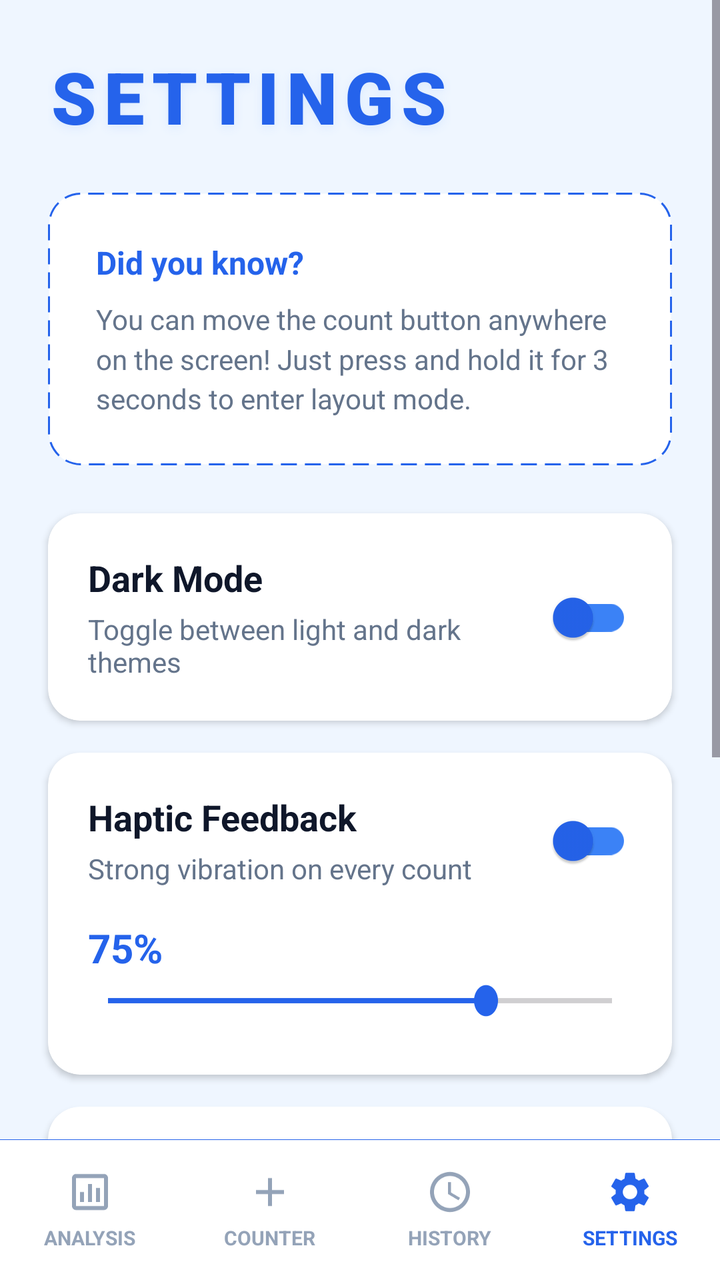
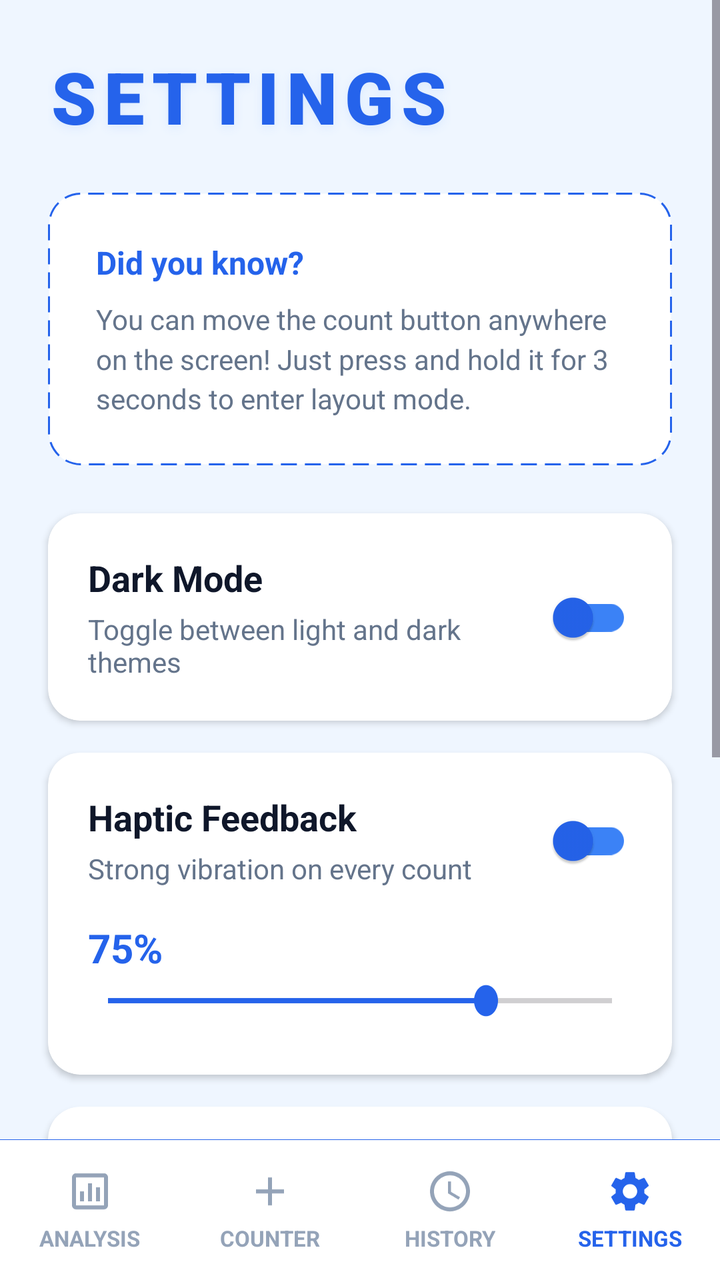

Two renders of the same Android screen: before a commit and after it. Below are the layout's source before the change and the commit's diff.
<!-- AndroidManifest.xml: application theme Theme.SmartTasbeeh -->
<!-- res/layout/activity_settings.xml -->
<?xml version="1.0" encoding="utf-8"?>
<androidx.constraintlayout.widget.ConstraintLayout xmlns:android="http://schemas.android.com/apk/res/android"
    xmlns:app="http://schemas.android.com/apk/res-auto"
    android:layout_width="match_parent"
    android:layout_height="match_parent"
    android:background="@color/app_background">

    <ScrollView
        android:layout_width="match_parent"
        android:layout_height="0dp"
        android:fillViewport="true"
        app:layout_constraintTop_toTopOf="parent"
        app:layout_constraintBottom_toTopOf="@id/bottomNavDivider">

        <androidx.constraintlayout.widget.ConstraintLayout
            android:layout_width="match_parent"
            android:layout_height="wrap_content"
            android:paddingBottom="32dp">

            <TextView
                android:id="@+id/tvPageTitle"
                android:layout_width="wrap_content"
                android:layout_height="wrap_content"
                android:text="SETTINGS"
                android:textSize="36sp"
                android:fontFamily="sans-serif-black"
                android:letterSpacing="0.10"
                android:textColor="@color/tasbeeh_blue_primary"
                android:shadowColor="@color/card_stroke_color"
                android:shadowRadius="12"
                android:shadowDy="4"
                android:layout_marginTop="24dp"
                android:layout_marginStart="24dp"
                app:layout_constraintStart_toStartOf="parent"
                app:layout_constraintTop_toTopOf="parent"/>

            
            <LinearLayout
                android:id="@+id/cardInfoBox"
                android:layout_width="0dp"
                android:layout_height="wrap_content"
                android:background="@drawable/info_box_background"
                android:orientation="vertical"
                android:padding="24dp"
                android:layout_marginTop="24dp"
                android:layout_marginStart="24dp"
                android:layout_marginEnd="24dp"
                app:layout_constraintTop_toBottomOf="@id/tvPageTitle"
                app:layout_constraintStart_toStartOf="parent"
                app:layout_constraintEnd_toEndOf="parent">

                <TextView
                    android:layout_width="wrap_content"
                    android:layout_height="wrap_content"
                    android:text="Did you know?"
                    android:textSize="16sp"
                    android:textStyle="bold"
                    android:textColor="@color/count_text_color"
                    android:layout_marginBottom="8dp"/>

                <TextView
                    android:layout_width="match_parent"
                    android:layout_height="wrap_content"
                    android:text="You can move the count button anywhere on the screen! Just press and hold it for 3 seconds to enter layout mode."
                    android:textSize="14sp"
                    android:textColor="@color/text_secondary"
                    android:lineSpacingMultiplier="1.2"/>
            </LinearLayout>

            
            <androidx.cardview.widget.CardView
                android:id="@+id/cardDarkMode"
                android:layout_width="0dp"
                android:layout_height="wrap_content"
                android:layout_marginTop="24dp"
                android:layout_marginStart="24dp"
                android:layout_marginEnd="24dp"
                app:cardCornerRadius="16dp"
                app:cardElevation="2dp"
                app:cardBackgroundColor="@color/card_background"
                app:layout_constraintTop_toBottomOf="@id/cardInfoBox"
                app:layout_constraintStart_toStartOf="parent"
                app:layout_constraintEnd_toEndOf="parent">

                <androidx.constraintlayout.widget.ConstraintLayout
                    android:layout_width="match_parent"
                    android:layout_height="match_parent"
                    android:padding="20dp">

                    <TextView
                        android:id="@+id/tvDarkMode"
                        android:layout_width="wrap_content"
                        android:layout_height="wrap_content"
                        android:text="Dark Mode"
                        android:textSize="18sp"
                        android:textStyle="bold"
                        android:textColor="@color/text_primary"
                        app:layout_constraintStart_toStartOf="parent"
                        app:layout_constraintTop_toTopOf="parent"/>

                    <TextView
                        android:layout_width="0dp"
                        android:layout_height="wrap_content"
                        android:text="Toggle between light and dark themes"
                        android:textSize="14sp"
                        android:textColor="@color/text_secondary"
                        android:layout_marginTop="4dp"
                        android:layout_marginEnd="16dp"
                        app:layout_constraintTop_toBottomOf="@id/tvDarkMode"
                        app:layout_constraintStart_toStartOf="parent"
                        app:layout_constraintEnd_toStartOf="@id/switchDarkMode"/>

                    <com.google.android.material.switchmaterial.SwitchMaterial
                        android:id="@+id/switchDarkMode"
                        android:layout_width="wrap_content"
                        android:layout_height="wrap_content"
                        app:thumbTint="@color/tasbeeh_blue_primary"
                        app:trackTint="@color/tasbeeh_blue_accent"
                        app:layout_constraintEnd_toEndOf="parent"
                        app:layout_constraintTop_toTopOf="parent"
                        app:layout_constraintBottom_toBottomOf="parent"/>

                </androidx.constraintlayout.widget.ConstraintLayout>
            </androidx.cardview.widget.CardView>

            
            <androidx.cardview.widget.CardView
                android:id="@+id/cardHaptic"
                android:layout_width="0dp"
                android:layout_height="wrap_content"
                android:layout_marginTop="16dp"
                android:layout_marginStart="24dp"
                android:layout_marginEnd="24dp"
                app:cardCornerRadius="16dp"
                app:cardElevation="2dp"
                app:cardBackgroundColor="@color/card_background"
                app:layout_constraintTop_toBottomOf="@id/cardDarkMode"
                app:layout_constraintStart_toStartOf="parent"
                app:layout_constraintEnd_toEndOf="parent">

                <androidx.constraintlayout.widget.ConstraintLayout
                    android:layout_width="match_parent"
                    android:layout_height="match_parent"
                    android:padding="20dp">

                    <TextView
                        android:id="@+id/tvHaptic"
                        android:layout_width="wrap_content"
                        android:layout_height="wrap_content"
                        android:text="Haptic Feedback"
                        android:textSize="18sp"
                        android:textStyle="bold"
                        android:textColor="@color/text_primary"
                        app:layout_constraintStart_toStartOf="parent"
                        app:layout_constraintTop_toTopOf="parent"/>

                    <TextView
                        android:layout_width="0dp"
                        android:layout_height="wrap_content"
                        android:text="Strong vibration on every count"
                        android:textSize="14sp"
                        android:textColor="@color/text_secondary"
                        android:layout_marginTop="4dp"
                        android:layout_marginEnd="16dp"
                        app:layout_constraintTop_toBottomOf="@id/tvHaptic"
                        app:layout_constraintStart_toStartOf="parent"
                        app:layout_constraintEnd_toStartOf="@id/switchHaptic"/>

                    <com.google.android.material.switchmaterial.SwitchMaterial
                        android:id="@+id/switchHaptic"
                        android:layout_width="wrap_content"
                        android:layout_height="wrap_content"
                        app:thumbTint="@color/tasbeeh_blue_primary"
                        app:trackTint="@color/tasbeeh_blue_accent"
                        app:layout_constraintEnd_toEndOf="parent"
                        app:layout_constraintTop_toTopOf="parent"
                        app:layout_constraintBottom_toTopOf="@id/layoutVibrationLevel"/>

                    <RelativeLayout
                        android:id="@+id/layoutVibrationLevel"
                        android:layout_width="match_parent"
                        android:layout_height="wrap_content"
                        android:layout_marginTop="16dp"
                        app:layout_constraintTop_toBottomOf="@id/switchHaptic"
                        app:layout_constraintStart_toStartOf="parent"
                        app:layout_constraintEnd_toEndOf="parent">

                        <TextView
                            android:id="@+id/tvSeekValue"
                            android:layout_width="wrap_content"
                            android:layout_height="wrap_content"
                            android:text="75%"
                            android:textSize="20sp"
                            android:textStyle="bold"
                            android:textColor="@color/tasbeeh_blue_primary"
                            android:layout_marginBottom="4dp" />

                        <SeekBar
                            android:id="@+id/seekBarVibration"
                            android:layout_width="match_parent"
                            android:layout_height="wrap_content"
                            android:layout_below="@id/tvSeekValue"
                            android:max="100"
                            android:progress="75"
                            android:thumbTint="@color/tasbeeh_blue_primary"
                            android:progressTint="@color/tasbeeh_blue_primary"
                            android:paddingStart="10dp"
                            android:paddingEnd="10dp"
                            android:scaleY="1.3"
                            android:scaleX="1.0"
                            android:layout_marginBottom="8dp"/>

                    </RelativeLayout>

                </androidx.constraintlayout.widget.ConstraintLayout>
            </androidx.cardview.widget.CardView>

            
            <androidx.cardview.widget.CardView
                android:id="@+id/cardSound"
                android:layout_width="0dp"
                android:layout_height="wrap_content"
                android:layout_marginTop="16dp"
                android:layout_marginStart="24dp"
                android:layout_marginEnd="24dp"
                app:cardCornerRadius="16dp"
                app:cardElevation="2dp"
                app:cardBackgroundColor="@color/card_background"
                app:layout_constraintTop_toBottomOf="@id/cardHaptic"
                app:layout_constraintStart_toStartOf="parent"
                app:layout_constraintEnd_toEndOf="parent">

                <androidx.constraintlayout.widget.ConstraintLayout
                    android:layout_width="match_parent"
                    android:layout_height="match_parent"
                    android:padding="20dp">

                    <TextView
                        android:id="@+id/tvSound"
                        android:layout_width="wrap_content"
                        android:layout_height="wrap_content"
                        android:text="Sound"
                        android:textSize="18sp"
                        android:textStyle="bold"
                        android:textColor="@color/text_primary"
                        app:layout_constraintStart_toStartOf="parent"
                        app:layout_constraintTop_toTopOf="parent"/>

                    <TextView
                        android:layout_width="0dp"
                        android:layout_height="wrap_content"
                        android:text="Play sound on every count"
                        android:textSize="14sp"
                        android:textColor="@color/text_secondary"
                        android:layout_marginTop="4dp"
                        android:layout_marginEnd="16dp"
                        app:layout_constraintTop_toBottomOf="@id/tvSound"
                        app:layout_constraintStart_toStartOf="parent"
                        app:layout_constraintEnd_toStartOf="@id/switchSound"/>

                    <com.google.android.material.switchmaterial.SwitchMaterial
                        android:id="@+id/switchSound"
                        android:layout_width="wrap_content"
                        android:layout_height="wrap_content"
                        app:thumbTint="@color/tasbeeh_blue_primary"
                        app:trackTint="@color/tasbeeh_blue_accent"
                        app:layout_constraintEnd_toEndOf="parent"
                        app:layout_constraintTop_toTopOf="parent"
                        app:layout_constraintBottom_toBottomOf="parent"/>

                </androidx.constraintlayout.widget.ConstraintLayout>
            </androidx.cardview.widget.CardView>

            
            <androidx.cardview.widget.CardView
                android:id="@+id/cardTapAnywhere"
                android:layout_width="0dp"
                android:layout_height="wrap_content"
                android:layout_marginTop="16dp"
                android:layout_marginStart="24dp"
                android:layout_marginEnd="24dp"
                app:cardCornerRadius="16dp"
                app:cardElevation="2dp"
                app:cardBackgroundColor="@color/card_background"
                app:layout_constraintTop_toBottomOf="@id/cardSound"
                app:layout_constraintStart_toStartOf="parent"
                app:layout_constraintEnd_toEndOf="parent">

                <androidx.constraintlayout.widget.ConstraintLayout
                    android:layout_width="match_parent"
                    android:layout_height="match_parent"
                    android:padding="20dp">

                    <TextView
                        android:id="@+id/tvTapAnywhere"
                        android:layout_width="wrap_content"
                        android:layout_height="wrap_content"
                        android:text="Tap Anywhere"
                        android:textSize="18sp"
                        android:textStyle="bold"
                        android:textColor="@color/text_primary"
                        app:layout_constraintStart_toStartOf="parent"
                        app:layout_constraintTop_toTopOf="parent"/>

                    <TextView
                        android:layout_width="0dp"
                        android:layout_height="wrap_content"
                        android:text="Count by tapping anywhere on the screen"
                        android:textSize="14sp"
                        android:textColor="@color/text_secondary"
                        android:layout_marginTop="4dp"
                        android:layout_marginEnd="16dp"
                        app:layout_constraintTop_toBottomOf="@id/tvTapAnywhere"
                        app:layout_constraintStart_toStartOf="parent"
                        app:layout_constraintEnd_toStartOf="@id/switchTapAnywhere"/>

                    <com.google.android.material.switchmaterial.SwitchMaterial
                        android:id="@+id/switchTapAnywhere"
                        android:layout_width="wrap_content"
                        android:layout_height="wrap_content"
                        app:thumbTint="@color/tasbeeh_blue_primary"
                        app:trackTint="@color/tasbeeh_blue_accent"
                        app:layout_constraintEnd_toEndOf="parent"
                        app:layout_constraintTop_toTopOf="parent"
                        app:layout_constraintBottom_toBottomOf="parent"/>

                </androidx.constraintlayout.widget.ConstraintLayout>
            </androidx.cardview.widget.CardView>

            <TextView
                android:layout_width="wrap_content"
                android:layout_height="wrap_content"
                android:text="Smart Tasbeeh v1.0.0"
                android:textColor="@color/text_secondary"
                android:textSize="12sp"
                android:layout_marginTop="32dp"
                app:layout_constraintTop_toBottomOf="@id/cardTapAnywhere"
                app:layout_constraintBottom_toBottomOf="parent"
                app:layout_constraintStart_toStartOf="parent"
                app:layout_constraintEnd_toEndOf="parent"
                app:layout_constraintVertical_bias="1.0"
                android:layout_marginBottom="16dp"/>

        </androidx.constraintlayout.widget.ConstraintLayout>
    </ScrollView>

    
    <View
        android:id="@+id/bottomNavDivider"
        android:layout_width="match_parent"
        android:layout_height="0.1dp"
        android:background="@color/count_text_color"
        app:layout_constraintBottom_toTopOf="@id/bottomNav"/>

    
    <LinearLayout
        android:id="@+id/bottomNav"
        android:layout_width="match_parent"
        android:layout_height="70dp"
        android:background="@color/nav_bg"
        android:orientation="horizontal"
        android:weightSum="4"
        android:baselineAligned="false"
        app:layout_constraintBottom_toBottomOf="parent">

        
        <LinearLayout
            android:id="@+id/btnNavAnalysis"
            android:layout_width="0dp"
            android:layout_height="match_parent"
            android:layout_weight="1"
            android:orientation="vertical"
            android:gravity="center"
            android:clickable="true"
            android:focusable="true"
            android:background="?attr/selectableItemBackground">
            <ImageView
                android:layout_width="24dp"
                android:layout_height="24dp"
                android:src="@drawable/ic_analysis"
                app:tint="@color/nav_text_unselected"/>
            <TextView
                android:layout_width="wrap_content"
                android:layout_height="wrap_content"
                android:text="ANALYSIS"
                android:textSize="10sp"
                android:textStyle="bold"
                android:textColor="@color/nav_text_unselected"
                android:layout_marginTop="4dp"/>
        </LinearLayout>

        
        <LinearLayout
            android:id="@+id/btnNavCounter"
            android:layout_width="0dp"
            android:layout_height="match_parent"
            android:layout_weight="1"
            android:orientation="vertical"
            android:gravity="center"
            android:clickable="true"
            android:focusable="true"
            android:background="?attr/selectableItemBackground">

            <ImageView
                android:layout_width="24dp"
                android:layout_height="24dp"
                android:src="@drawable/ic_add"
                app:tint="@color/nav_text_unselected"/>

            <TextView
                android:layout_width="wrap_content"
                android:layout_height="wrap_content"
                android:text="COUNTER"
                android:textSize="10sp"
                android:textStyle="bold"
                android:layout_marginTop="4dp"
                android:textColor="@color/nav_text_unselected"/>
        </LinearLayout>

        
        <LinearLayout
            android:id="@+id/btnSavedCounts"
            android:layout_width="0dp"
            android:layout_height="match_parent"
            android:layout_weight="1"
            android:background="?attr/selectableItemBackground"
            android:clickable="true"
            android:focusable="true"
            android:gravity="center"
            android:orientation="vertical">

            <ImageView
                android:layout_width="24dp"
                android:layout_height="24dp"
                android:src="@drawable/ic_clock"
                app:tint="@color/nav_text_unselected" />

            <TextView
                android:layout_width="wrap_content"
                android:layout_height="wrap_content"
                android:layout_marginTop="4dp"
                android:text="HISTORY"
                android:textColor="@color/nav_text_unselected"
                android:textSize="10sp"
                android:textStyle="bold" />
        </LinearLayout>

        
        <LinearLayout
            android:layout_width="0dp"
            android:layout_height="match_parent"
            android:layout_weight="1"
            android:orientation="vertical"
            android:gravity="center"
            android:clickable="true"
            android:focusable="true">

            <ImageView
                android:layout_width="24dp"
                android:layout_height="24dp"
                android:src="@drawable/ic_settings"
                app:tint="@color/nav_text_selected"/>

            <TextView
                android:layout_width="wrap_content"
                android:layout_height="wrap_content"
                android:text="SETTINGS"
                android:textSize="10sp"
                android:textStyle="bold"
                android:layout_marginTop="4dp"
                android:textColor="@color/nav_text_selected"/>
        </LinearLayout>

    </LinearLayout>

</androidx.constraintlayout.widget.ConstraintLayout>
<!-- resources referenced by this layout -->
<resources>
  <color name="app_background">@color/background_light</color>
  <color name="card_background">#FFFFFF</color>
  <color name="card_stroke_color">#DBEAFE</color>
  <color name="count_text_color">#2563EB</color>
  <color name="nav_bg">#FFFFFF</color>
  <color name="nav_text_selected">#2563EB</color>
  <color name="nav_text_unselected">#94A3B8</color>
  <color name="tasbeeh_blue_accent">#3B82F6</color>
  <color name="tasbeeh_blue_primary">#2563EB</color>
  <color name="text_primary">#0F172A</color>
  <color name="text_secondary">#64748B</color>
  <!-- drawable ic_add (drawable) -->
  <vector xmlns:android="http://schemas.android.com/apk/res/android"
      android:width="24dp"
      android:height="24dp"
      android:viewportWidth="24"
      android:viewportHeight="24">
      <path
        android:fillColor="@android:color/white"
        android:pathData="M19,13h-6v6h-2v-6H5v-2h6V5h2v6h6v2z"/>
  </vector>
  <!-- drawable ic_analysis (drawable) -->
  <vector xmlns:android="http://schemas.android.com/apk/res/android"
      android:width="24dp"
      android:height="24dp"
      android:viewportWidth="24"
      android:viewportHeight="24">
    <path
        android:fillColor="#FF000000"
        android:pathData="M19,3H5C3.9,3 3,3.9 3,5v14c0,1.1 0.9,2 2,2h14c1.1,0 2,-0.9 2,-2V5C21,3.9 20.1,3 19,3zM19,19H5V5h14V19zM7,12h2v5H7V12zM11,8h2v9h-2V8zM15,10h2v7h-2V10z"/>
  </vector>
  <!-- drawable ic_clock (drawable) -->
  <vector xmlns:android="http://schemas.android.com/apk/res/android"
      android:width="24dp"
      android:height="24dp"
      android:viewportWidth="24.0"
      android:viewportHeight="24.0">
      <path
          android:fillColor="@android:color/white"
          android:pathData="M11.99,2C6.47,2 2,6.48 2,12s4.47,10 9.99,10C17.52,22 22,17.52 22,12S17.52,2 11.99,2zM12,20c-4.42,0 -8,-3.58 -8,-8s3.58,-8 8,-8 8,3.58 8,8 -3.58,8 -8,8zM12.5,7H11v6l5.25,3.15 0.75,-1.23 -4.5,-2.67z"/>
  </vector>
  <!-- drawable info_box_background (drawable) -->
  <?xml version="1.0" encoding="utf-8"?>
  <shape xmlns:android="http://schemas.android.com/apk/res/android"
      android:shape="rectangle">
      <solid android:color="@color/card_background"/>
      <stroke
          android:width="1dp"
          android:color="@color/tasbeeh_blue_primary"
          android:dashWidth="8dp"
          android:dashGap="4dp"/>
      <corners android:radius="16dp"/>
  </shape>
  <style name="Theme.SmartTasbeeh" parent="Base.Theme.SmartTasbeeh" />
  <color name="background_light">#EFF6FF</color>
  <color name="tasbeeh_blue_dark">#1E3A8A</color>
  <color name="white">#FFFFFFFF</color>
  <!-- unchanged entries left out for length: 2 -->
</resources>

<!-- the commit's change to res/layout/activity_settings.xml (unified diff, before → after) -->
@@ -21,7 +21,7 @@
                 android:id="@+id/tvPageTitle"
                 android:layout_width="wrap_content"
                 android:layout_height="wrap_content"
-                android:text="SETTINGS"
+                android:text="@string/nav_settings"
                 android:textSize="36sp"
                 android:fontFamily="sans-serif-black"
                 android:letterSpacing="0.10"
@@ -52,7 +52,7 @@
                 <TextView
                     android:layout_width="wrap_content"
                     android:layout_height="wrap_content"
-                    android:text="Did you know?"
+                    android:text="@string/did_you_know_title"
                     android:textSize="16sp"
                     android:textStyle="bold"
                     android:textColor="@color/count_text_color"
@@ -61,7 +61,7 @@
                 <TextView
                     android:layout_width="match_parent"
                     android:layout_height="wrap_content"
-                    android:text="You can move the count button anywhere on the screen! Just press and hold it for 3 seconds to enter layout mode."
+                    android:text="@string/drag_button_hint"
                     android:textSize="14sp"
                     android:textColor="@color/text_secondary"
                     android:lineSpacingMultiplier="1.2"/>
@@ -91,7 +91,7 @@
                         android:id="@+id/tvDarkMode"
                         android:layout_width="wrap_content"
                         android:layout_height="wrap_content"
-                        android:text="Dark Mode"
+                        android:text="@string/dark_mode_title"
                         android:textSize="18sp"
                         android:textStyle="bold"
                         android:textColor="@color/text_primary"
@@ -101,7 +101,7 @@
                     <TextView
                         android:layout_width="0dp"
                         android:layout_height="wrap_content"
-                        android:text="Toggle between light and dark themes"
+                        android:text="@string/dark_mode_desc"
                         android:textSize="14sp"
                         android:textColor="@color/text_secondary"
                         android:layout_marginTop="4dp"
@@ -147,7 +147,7 @@
                         android:id="@+id/tvHaptic"
                         android:layout_width="wrap_content"
                         android:layout_height="wrap_content"
-                        android:text="Haptic Feedback"
+                        android:text="@string/haptic_feedback_title"
                         android:textSize="18sp"
                         android:textStyle="bold"
                         android:textColor="@color/text_primary"
@@ -157,7 +157,7 @@
                     <TextView
                         android:layout_width="0dp"
                         android:layout_height="wrap_content"
-                        android:text="Strong vibration on every count"
+                        android:text="@string/haptic_feedback_desc"
                         android:textSize="14sp"
                         android:textColor="@color/text_secondary"
                         android:layout_marginTop="4dp"
@@ -189,7 +189,7 @@
                             android:id="@+id/tvSeekValue"
                             android:layout_width="wrap_content"
                             android:layout_height="wrap_content"
-                            android:text="75%"
+                            android:text="@string/vibration_percentage_text"
                             android:textSize="20sp"
                             android:textStyle="bold"
                             android:textColor="@color/tasbeeh_blue_primary"
@@ -239,7 +239,7 @@
                         android:id="@+id/tvSound"
                         android:layout_width="wrap_content"
                         android:layout_height="wrap_content"
-                        android:text="Sound"
+                        android:text="@string/sound_title"
                         android:textSize="18sp"
                         android:textStyle="bold"
                         android:textColor="@color/text_primary"
@@ -249,7 +249,7 @@
                     <TextView
                         android:layout_width="0dp"
                         android:layout_height="wrap_content"
-                        android:text="Play sound on every count"
+                        android:text="@string/sound_desc"
                         android:textSize="14sp"
                         android:textColor="@color/text_secondary"
                         android:layout_marginTop="4dp"
@@ -295,7 +295,7 @@
                         android:id="@+id/tvTapAnywhere"
                         android:layout_width="wrap_content"
                         android:layout_height="wrap_content"
-                        android:text="Tap Anywhere"
+                        android:text="@string/tap_anywhere_title"
                         android:textSize="18sp"
                         android:textStyle="bold"
                         android:textColor="@color/text_primary"
@@ -305,7 +305,7 @@
                     <TextView
                         android:layout_width="0dp"
                         android:layout_height="wrap_content"
-                        android:text="Count by tapping anywhere on the screen"
+                        android:text="@string/tap_anywhere_desc"
                         android:textSize="14sp"
                         android:textColor="@color/text_secondary"
                         android:layout_marginTop="4dp"
@@ -330,7 +330,7 @@
             <TextView
                 android:layout_width="wrap_content"
                 android:layout_height="wrap_content"
-                android:text="Smart Tasbeeh v1.0.0"
+                android:text="@string/app_version"
                 android:textColor="@color/text_secondary"
                 android:textSize="12sp"
                 android:layout_marginTop="32dp"
@@ -382,8 +382,8 @@
             <TextView
                 android:layout_width="wrap_content"
                 android:layout_height="wrap_content"
-                android:text="ANALYSIS"
-                android:textSize="10sp"
+                android:text="@string/nav_analysis"
+                android:textSize="11sp"
                 android:textStyle="bold"
                 android:textColor="@color/nav_text_unselected"
                 android:layout_marginTop="4dp"/>
@@ -410,8 +410,8 @@
             <TextView
                 android:layout_width="wrap_content"
                 android:layout_height="wrap_content"
-                android:text="COUNTER"
-                android:textSize="10sp"
+                android:text="@string/nav_counter"
+                android:textSize="11sp"
                 android:textStyle="bold"
                 android:layout_marginTop="4dp"
                 android:textColor="@color/nav_text_unselected"/>
@@ -439,9 +439,9 @@
                 android:layout_width="wrap_content"
                 android:layout_height="wrap_content"
                 android:layout_marginTop="4dp"
-                android:text="HISTORY"
+                android:text="@string/nav_history"
                 android:textColor="@color/nav_text_unselected"
-                android:textSize="10sp"
+                android:textSize="11sp"
                 android:textStyle="bold" />
         </LinearLayout>
 
@@ -464,8 +464,8 @@
             <TextView
                 android:layout_width="wrap_content"
                 android:layout_height="wrap_content"
-                android:text="SETTINGS"
-                android:textSize="10sp"
+                android:text="@string/nav_settings"
+                android:textSize="11sp"
                 android:textStyle="bold"
                 android:layout_marginTop="4dp"
                 android:textColor="@color/nav_text_selected"/>
<!-- resource entries referenced after the edit -->
@@ -53,6 +53,22 @@
           android:dashGap="4dp"/>
       <corners android:radius="16dp"/>
   </shape>
+  <string name="app_version">Smart Tasbeeh v1.0.0</string>
+  <string name="dark_mode_desc">Toggle between light and dark themes</string>
+  <string name="dark_mode_title">Dark Mode</string>
+  <string name="did_you_know_title">Did you know?</string>
+  <string name="drag_button_hint">You can move the count button anywhere on the screen! Just press and hold it for 3 seconds to enter layout mode.</string>
+  <string name="haptic_feedback_desc">Strong vibration on every count</string>
+  <string name="haptic_feedback_title">Haptic Feedback</string>
+  <string name="nav_analysis">ANALYSIS</string>
+  <string name="nav_counter">COUNTER</string>
+  <string name="nav_history">HISTORY</string>
+  <string name="nav_settings">SETTINGS</string>
+  <string name="sound_desc">Play sound on every count</string>
+  <string name="sound_title">Sound</string>
+  <string name="tap_anywhere_desc">Count by tapping anywhere on the screen</string>
+  <string name="tap_anywhere_title">Tap Anywhere</string>
+  <string name="vibration_percentage_text">75%</string>
   <style name="Theme.SmartTasbeeh" parent="Base.Theme.SmartTasbeeh" />
   <color name="background_light">#EFF6FF</color>
   <color name="tasbeeh_blue_dark">#1E3A8A</color>
